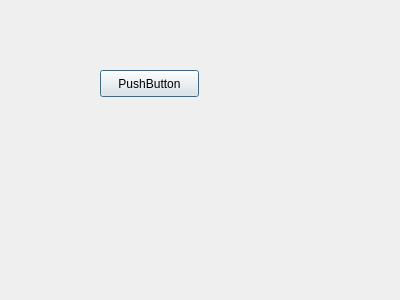
Old version of the form Examen/agregar_producto.ui in the repository sammygm6/Examen2Laboratorio.
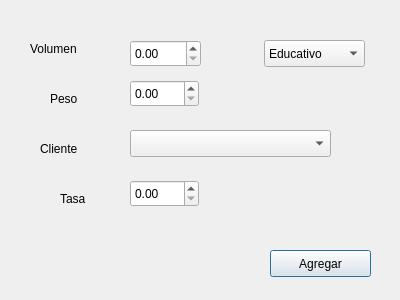
New version of the form.

Commit message: Agregar_Producto

What changed in the file:
```diff
--- a/Examen/agregar_producto.ui
+++ b/Examen/agregar_producto.ui
@@ -16,14 +16,131 @@
   <widget class="QPushButton" name="pushButton">
    <property name="geometry">
     <rect>
-     <x>100</x>
-     <y>70</y>
-     <width>99</width>
+     <x>270</x>
+     <y>250</y>
+     <width>101</width>
      <height>27</height>
     </rect>
    </property>
    <property name="text">
-    <string>PushButton</string>
+    <string>Agregar</string>
+   </property>
+  </widget>
+  <widget class="QComboBox" name="cb_ap_tipo">
+   <property name="geometry">
+    <rect>
+     <x>264</x>
+     <y>40</y>
+     <width>101</width>
+     <height>27</height>
+    </rect>
+   </property>
+   <item>
+    <property name="text">
+     <string>Educativo</string>
+    </property>
+   </item>
+   <item>
+    <property name="text">
+     <string>Alcoholico</string>
+    </property>
+   </item>
+   <item>
+    <property name="text">
+     <string>Lujo</string>
+    </property>
+   </item>
+  </widget>
+  <widget class="QLabel" name="LabelVolumen">
+   <property name="geometry">
+    <rect>
+     <x>30</x>
+     <y>40</y>
+     <width>67</width>
+     <height>17</height>
+    </rect>
+   </property>
+   <property name="text">
+    <string>Volumen</string>
+   </property>
+  </widget>
+  <widget class="QLabel" name="LabelPeso">
+   <property name="geometry">
+    <rect>
+     <x>50</x>
+     <y>90</y>
+     <width>41</width>
+     <height>17</height>
+    </rect>
+   </property>
+   <property name="text">
+    <string>Peso</string>
+   </property>
+  </widget>
+  <widget class="QLabel" name="LabelCliente">
+   <property name="geometry">
+    <rect>
+     <x>40</x>
+     <y>140</y>
+     <width>51</width>
+     <height>17</height>
+    </rect>
+   </property>
+   <property name="text">
+    <string>Cliente</string>
+   </property>
+  </widget>
+  <widget class="QLabel" name="LabelTasa">
+   <property name="geometry">
+    <rect>
+     <x>60</x>
+     <y>190</y>
+     <width>31</width>
+     <height>17</height>
+    </rect>
+   </property>
+   <property name="text">
+    <string>Tasa</string>
+   </property>
+  </widget>
+  <widget class="QDoubleSpinBox" name="SpinBoxVolumen">
+   <property name="geometry">
+    <rect>
+     <x>130</x>
+     <y>40</y>
+     <width>71</width>
+     <height>27</height>
+    </rect>
+   </property>
+  </widget>
+  <widget class="QDoubleSpinBox" name="SpinboxPeso">
+   <property name="geometry">
+    <rect>
+     <x>130</x>
+     <y>80</y>
+     <width>69</width>
+     <height>27</height>
+    </rect>
+   </property>
+  </widget>
+  <widget class="QDoubleSpinBox" name="SpinBoxTasa">
+   <property name="geometry">
+    <rect>
+     <x>130</x>
+     <y>180</y>
+     <width>69</width>
+     <height>27</height>
+    </rect>
+   </property>
+  </widget>
+  <widget class="QComboBox" name="ComboBoxCliente">
+   <property name="geometry">
+    <rect>
+     <x>130</x>
+     <y>130</y>
+     <width>201</width>
+     <height>27</height>
+    </rect>
    </property>
   </widget>
  </widget>
```
Left out of the diff: 2 changed lines with no effect on the pictures. The commit also changes 2 other files.
